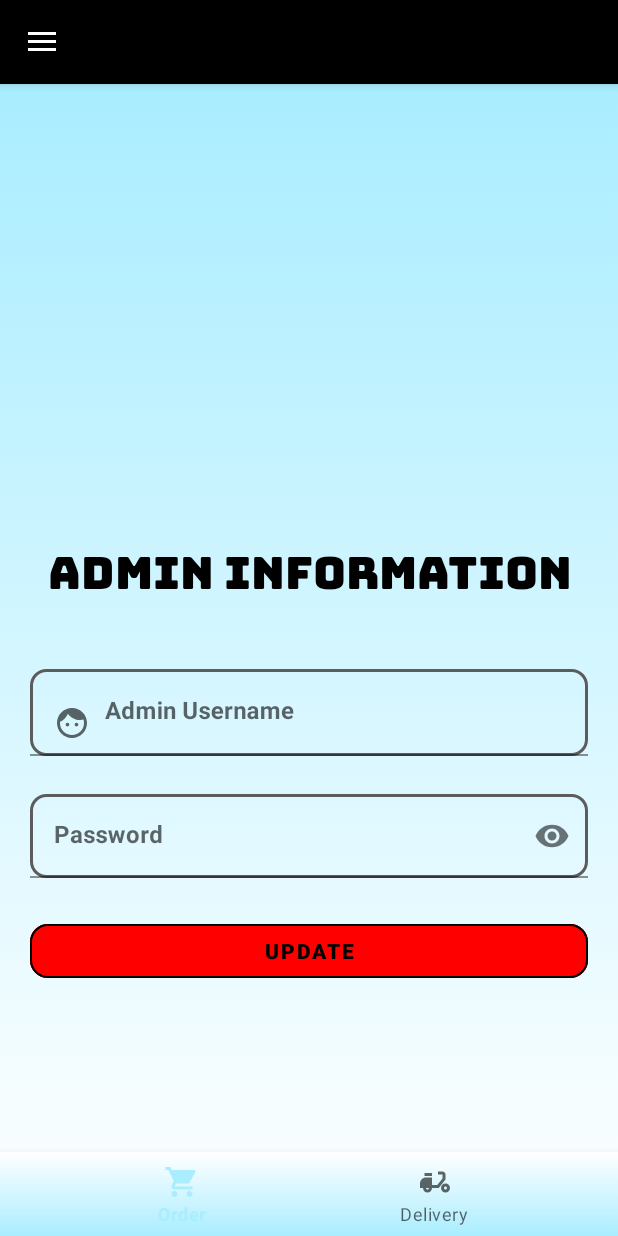
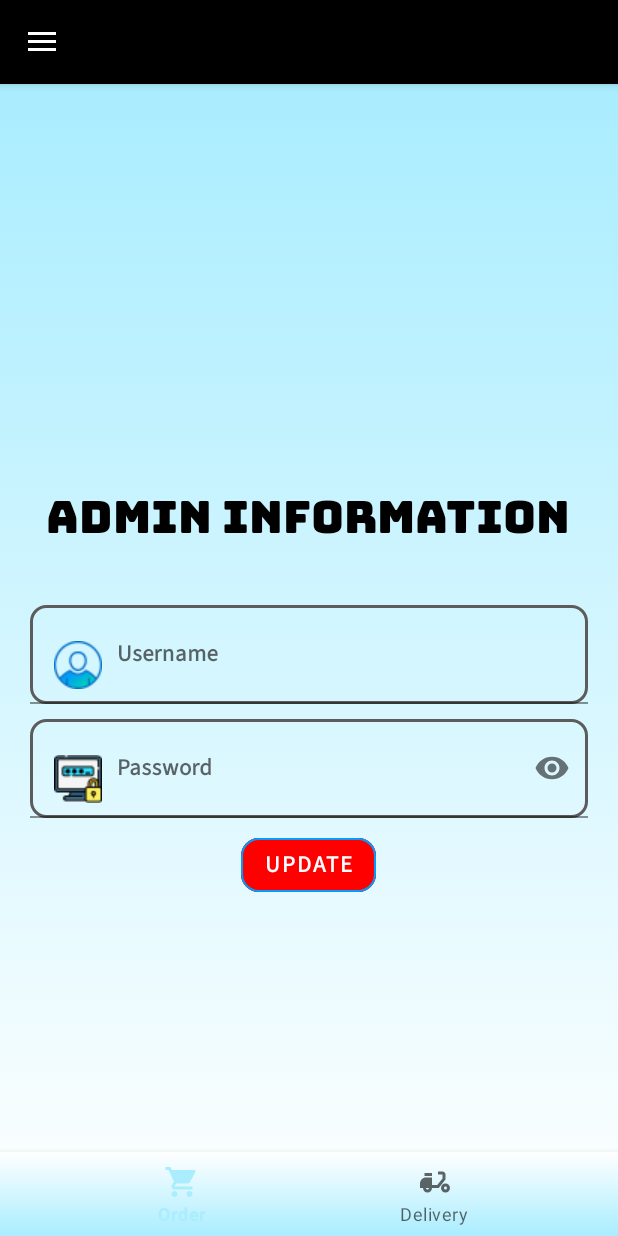
Before and after one commit to SatoshiGNJA/EnjelWater, an Android app: the fragment AdminProfileFragment placed in its activity, on a phone screen of 412 x 824 dp. Run offline under Robolectric (Android 15) with nearby library versions, the light colour scheme and no system bars; our stand-ins replace ButterKnife, EventBus, Firebase (no records; nobody signed in at launch, a user with empty details on screens opened directly); Roboto replaces fonts that are not available here; 2 statements that could not run were skipped.

Commit message:
Designs
- add pictures and change layouts for admin menu
- change text styles and fonts

```diff
--- a/app/src/main/res/layout/activity_main.xml
+++ b/app/src/main/res/layout/activity_main.xml
@@ -31,7 +31,7 @@
             android:layout_weight="11"
             android:fontFamily="@font/bungee"
             android:gravity="center"
-            android:text="Invoice"
+            android:text="Delivery Invoice"
             android:textColor="@color/white"
             android:textSize="25sp"
             android:textStyle="bold" />
@@ -46,7 +46,8 @@
         android:layout_marginEnd="20dp"
         android:layout_width="match_parent"
         android:layout_height="wrap_content"
-        android:text="Customer Name: "
+        android:fontFamily="@font/source_sans_pro"
+        android:text=""
         android:textSize="20dp"
         android:textColor="@color/black"/>
 
@@ -64,7 +65,8 @@
         android:layout_marginEnd="20dp"
         android:layout_width="match_parent"
         android:layout_height="wrap_content"
-        android:text="Address: "
+        android:fontFamily="@font/source_sans_pro"
+        android:text=""
         android:textSize="20dp"
         android:textColor="@color/black"/>
 
@@ -82,7 +84,8 @@
         android:layout_marginEnd="20dp"
         android:layout_width="match_parent"
         android:layout_height="wrap_content"
-        android:text="Phone#: "
+        android:fontFamily="@font/source_sans_pro"
+        android:text=""
         android:textSize="20dp"
         android:textColor="@color/black"/>
 
--- a/app/src/main/res/layout/admin_header.xml
+++ b/app/src/main/res/layout/admin_header.xml
@@ -14,16 +14,20 @@
         android:layout_height="73dp"
         android:layout_centerVertical="true"
         android:src="@mipmap/ic_launcher_round"
-        app:civ_border_color="@color/black"
+        app:civ_border_color="@color/blue"
         app:civ_border_width="4dp" />
 
     <TextView
         android:layout_width="70dp"
         android:layout_height="wrap_content"
+        android:layout_marginTop="5dp"
         android:gravity="center"
         android:background="@drawable/customborder"
-        android:backgroundTint="@color/black"
+        android:backgroundTint="@color/blue"
+        android:fontFamily="@font/source_sans_pro"
+        android:textSize="20sp"
         android:text="ADMIN"
+        android:textStyle="bold"
         android:textAppearance="@style/TextAppearance.AppCompat.Body1"
         android:textColor="@color/white" />
 
--- a/app/src/main/res/layout/fragment_admin_profile.xml
+++ b/app/src/main/res/layout/fragment_admin_profile.xml
@@ -1,30 +1,46 @@
 <?xml version="1.0" encoding="utf-8"?>
-<RelativeLayout xmlns:android="http://schemas.android.com/apk/res/android"
+<LinearLayout xmlns:android="http://schemas.android.com/apk/res/android"
+    xmlns:app="http://schemas.android.com/apk/res-auto"
     android:layout_width="match_parent"
     android:layout_height="match_parent"
-    xmlns:app="http://schemas.android.com/apk/res-auto"
-    android:background="@drawable/gradient_background2">
+    android:background="@drawable/gradient_background2"
+    android:orientation="vertical">
+
+    <TextView
+        android:id="@+id/txtAdmin"
+        android:layout_width="wrap_content"
+        android:layout_height="wrap_content"
+        android:layout_marginStart="30dp"
+        android:layout_marginTop="250dp"
+        android:layout_marginBottom="10dp"
+        android:fontFamily="@font/bungee"
+        android:gravity="center"
+        android:text="Admin Information"
+        android:textColor="@color/black"
+        android:textSize="30sp" />
 
     <com.google.android.material.textfield.TextInputLayout
         android:id="@+id/align_username"
-        android:layout_width="328dp"
+        android:layout_width="match_parent"
         android:layout_height="wrap_content"
-        android:layout_alignParentStart="true"
-        android:layout_alignParentEnd="true"
         android:layout_marginStart="20dp"
-        android:layout_marginTop="390dp"
+        android:layout_marginTop="10dp"
         android:layout_marginEnd="20dp"
-        android:hint="Admin Username">
+        android:hint="Username"
+        android:textAlignment="textStart">
 
         <com.google.android.material.textfield.TextInputEditText
             android:id="@+id/admin_username"
             android:layout_width="match_parent"
             android:layout_height="wrap_content"
             android:background="@drawable/customborder"
-            android:drawableLeft="@drawable/ic_baseline_face_24"
+            android:drawableStart="@drawable/profile_small"
             android:drawablePadding="10dp"
+            android:fontFamily="@font/source_sans_pro"
             android:inputType="text"
             android:textColor="@color/black"
+            android:textSize="15sp"
+
             android:textStyle="bold" />
     </com.google.android.material.textfield.TextInputLayout>
 
@@ -32,55 +48,32 @@
         android:id="@+id/align_password"
         android:layout_width="match_parent"
         android:layout_height="wrap_content"
-        android:layout_below="@+id/align_username"
-        android:layout_marginTop="25dp"
         android:layout_marginStart="20dp"
-        android:layout_alignParentStart="true"
-        android:layout_alignParentEnd="true"
+        android:layout_marginTop="10dp"
         android:layout_marginEnd="20dp"
-        app:passwordToggleEnabled="true"
+        android:hint="Password"
         app:errorIconDrawable="@null"
-        android:hint="Password">
+        app:passwordToggleEnabled="true">
 
         <com.google.android.material.textfield.TextInputEditText
             android:id="@+id/admin_password"
             android:layout_width="match_parent"
             android:layout_height="wrap_content"
             android:background="@drawable/customborder"
+            android:drawableStart="@drawable/password"
             android:drawablePadding="10dp"
+            android:fontFamily="@font/source_sans_pro"
             android:inputType="textPassword"
             android:textColor="@color/black"
+            android:textSize="15sp"
             android:textStyle="bold" />
     </com.google.android.material.textfield.TextInputLayout>
 
-
-    <TextView
-        android:id="@+id/txtAdmin"
-        android:layout_width="350dp"
-        android:layout_height="96dp"
-        android:layout_alignBottom="@+id/align_username"
-        android:layout_alignParentStart="true"
-        android:layout_alignParentTop="true"
-        android:layout_alignParentEnd="true"
-        android:layout_marginStart="20dp"
-        android:layout_marginTop="278dp"
-        android:layout_marginEnd="20dp"
-        android:layout_marginBottom="74dp"
-        android:fontFamily="@font/bungee"
-        android:gravity="center"
-        android:text="Admin Information"
-        android:textColor="@color/black"
-        android:textSize="30sp" />
-
     <FrameLayout
-        android:layout_marginStart="20dp"
-        android:layout_marginEnd="20dp"
         android:layout_width="match_parent"
-        android:layout_height="60dp"
-        android:layout_below="@+id/align_password"
-        android:layout_alignParentStart="true"
-        android:layout_alignParentEnd="true"
-        android:layout_marginTop="19dp">
+        android:layout_height="wrap_content"
+        android:layout_gravity="center"
+        android:layout_marginTop="10dp">
 
         <ProgressBar
             android:id="@+id/admin_Progressbar"
@@ -91,20 +84,22 @@
 
         <Button
             android:id="@+id/admin_btn"
-            android:layout_width="match_parent"
+            android:layout_width="wrap_content"
             android:layout_height="wrap_content"
-            android:layout_marginTop="5dp"
+            android:layout_gravity="center"
             android:layout_marginBottom="5dp"
             android:text="Update"
-            android:textColor="@color/black"
+            android:textColor="@color/white"
+            android:fontFamily="@font/source_sans_pro"
             android:textStyle="bold"
+            android:textSize="15sp"
             android:transitionName="button_tran"
-            app:backgroundTint="@color/light_blue"
+            app:backgroundTint="@color/blue"
             app:cornerRadius="12dp"
-            app:strokeColor="@color/black"
+            app:strokeColor="@color/blue"
             app:strokeWidth="1dp" />
 
 
     </FrameLayout>
 
-</RelativeLayout>
+</LinearLayout>
--- a/app/src/main/res/layout/fragment_fragment1.xml
+++ b/app/src/main/res/layout/fragment_fragment1.xml
@@ -28,7 +28,7 @@
             android:layout_alignBottom="@+id/sadwater"
             android:fontFamily="@font/bungee"
             android:gravity="center"
-            android:text="There is still no Order at this Time"
+            android:text="There  no order at this moment"
             android:textColor="@color/black"
             android:visibility="visible" />
 
--- a/app/src/main/res/menu/admin_menu.xml
+++ b/app/src/main/res/menu/admin_menu.xml
@@ -6,12 +6,12 @@
     <group android:checkableBehavior="none" >
         <item
             android:id="@+id/nav_admin_prof"
-            android:icon="@drawable/ic_baseline_face_24"
+            android:icon="@drawable/profile"
             android:title="Admin Profile" />
         <item
             android:id="@+id/nav_admin_finish"
-            android:icon="@drawable/prepare"
-            android:title="Finish/Cancel Order Reports" />
+            android:icon="@drawable/report"
+            android:title="Transaction History" />
         <item
             android:id="@+id/nav_logout"
             android:icon="@drawable/logout"
```
Also changed, not shown: app/src/main/res/drawable-v24/password.png (added), app/src/main/res/drawable-v24/profile.png (added), app/src/main/res/drawable-v24/profile_small.png (added), app/src/main/res/drawable-v24/report.png (added).
